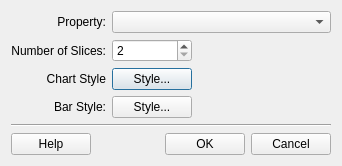
This is src/terralib/qt/widgets/charts/ui/histogramCreatorDialog.ui in claudiobogossian/terralib5 as Qt 5 draws it before an edit. The edited form follows.
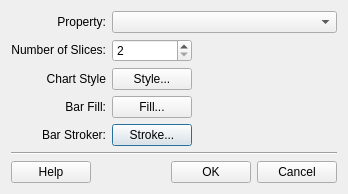
This is the edited form.

Patch:
```diff
--- a/src/terralib/qt/widgets/charts/ui/histogramCreatorDialog.ui
+++ b/src/terralib/qt/widgets/charts/ui/histogramCreatorDialog.ui
@@ -6,8 +6,8 @@
    <rect>
     <x>0</x>
     <y>0</y>
-    <width>335</width>
-    <height>170</height>
+    <width>341</width>
+    <height>197</height>
    </rect>
   </property>
   <property name="sizePolicy">
@@ -19,15 +19,11 @@
   <property name="windowTitle">
    <string>Histogram</string>
   </property>
-  <layout class="QGridLayout" name="gridLayout_5">
+  <layout class="QGridLayout" name="gridLayout_4">
    <property name="sizeConstraint">
     <enum>QLayout::SetFixedSize</enum>
    </property>
    <item row="0" column="0">
-    <layout class="QGridLayout" name="gridLayout_4">
-     <item row="0" column="0">
-      <layout class="QGridLayout" name="gridLayout_3">
-       <item row="0" column="0">
         <layout class="QGridLayout" name="gridLayout">
          <item row="0" column="0">
           <widget class="QLabel" name="propertyLabel">
@@ -86,7 +82,23 @@
             </size>
            </property>
            <property name="text">
-            <string>Bar Style:</string>
+        <string>Bar Fill:</string>
+       </property>
+       <property name="alignment">
+        <set>Qt::AlignRight|Qt::AlignTrailing|Qt::AlignVCenter</set>
+       </property>
+      </widget>
+     </item>
+     <item row="4" column="0">
+      <widget class="QLabel" name="barStrokeLabel">
+       <property name="maximumSize">
+        <size>
+         <width>100</width>
+         <height>16777215</height>
+        </size>
+       </property>
+       <property name="text">
+        <string>Bar Stroker:</string>
            </property>
            <property name="alignment">
             <set>Qt::AlignRight|Qt::AlignTrailing|Qt::AlignVCenter</set>
@@ -97,83 +109,101 @@
        </item>
        <item row="0" column="1">
         <layout class="QGridLayout" name="gridLayout_2">
-         <item row="0" column="0" colspan="2">
+     <item row="1" column="2">
+      <spacer name="horizontalSpacer_2">
+       <property name="orientation">
+        <enum>Qt::Horizontal</enum>
+       </property>
+       <property name="sizeHint" stdset="0">
+        <size>
+         <width>40</width>
+         <height>20</height>
+        </size>
+       </property>
+      </spacer>
+     </item>
+     <item row="4" column="0" colspan="2">
+      <widget class="QPushButton" name="m_strokePushButton">
+       <property name="text">
+        <string>Stroke...</string>
+       </property>
+      </widget>
+     </item>
+     <item row="2" column="2">
+      <spacer name="horizontalSpacer_3">
+       <property name="orientation">
+        <enum>Qt::Horizontal</enum>
+       </property>
+       <property name="sizeHint" stdset="0">
+        <size>
+         <width>40</width>
+         <height>20</height>
+        </size>
+       </property>
+      </spacer>
+     </item>
+     <item row="4" column="2">
+      <spacer name="horizontalSpacer_4">
+       <property name="orientation">
+        <enum>Qt::Horizontal</enum>
+       </property>
+       <property name="sizeHint" stdset="0">
+        <size>
+         <width>40</width>
+         <height>20</height>
+        </size>
+       </property>
+      </spacer>
+     </item>
+     <item row="3" column="2">
+      <spacer name="horizontalSpacer_5">
+       <property name="orientation">
+        <enum>Qt::Horizontal</enum>
+       </property>
+       <property name="sizeHint" stdset="0">
+        <size>
+         <width>40</width>
+         <height>20</height>
+        </size>
+       </property>
+      </spacer>
+     </item>
+     <item row="0" column="0" colspan="3">
           <widget class="QComboBox" name="m_propertyComboBox">
            <property name="sizePolicy">
-            <sizepolicy hsizetype="Preferred" vsizetype="Fixed">
+        <sizepolicy hsizetype="Expanding" vsizetype="Fixed">
              <horstretch>0</horstretch>
              <verstretch>0</verstretch>
             </sizepolicy>
            </property>
           </widget>
          </item>
-         <item row="1" column="0">
+     <item row="3" column="0" colspan="2">
+      <widget class="QPushButton" name="m_fillPushButton">
+       <property name="text">
+        <string>Fill...</string>
+       </property>
+      </widget>
+     </item>
+     <item row="2" column="0" colspan="2">
+      <widget class="QPushButton" name="m_stylePushButton">
+       <property name="text">
+        <string>Style...</string>
+       </property>
+      </widget>
+     </item>
+     <item row="1" column="0" colspan="2">
           <widget class="QSpinBox" name="m_slicesSpinBox">
            <property name="minimum">
             <number>2</number>
            </property>
           </widget>
          </item>
-         <item row="1" column="1">
-          <spacer name="horizontalSpacer_2">
-           <property name="orientation">
-            <enum>Qt::Horizontal</enum>
-           </property>
-           <property name="sizeHint" stdset="0">
-            <size>
-             <width>40</width>
-             <height>20</height>
-            </size>
-           </property>
-          </spacer>
-         </item>
-         <item row="2" column="0">
-          <widget class="QPushButton" name="m_stylePushButton">
-           <property name="text">
-            <string>Style...</string>
-           </property>
-          </widget>
-         </item>
-         <item row="2" column="1">
-          <spacer name="horizontalSpacer_3">
-           <property name="orientation">
-            <enum>Qt::Horizontal</enum>
-           </property>
-           <property name="sizeHint" stdset="0">
-            <size>
-             <width>40</width>
-             <height>20</height>
-            </size>
-           </property>
-          </spacer>
-         </item>
-         <item row="3" column="0">
-          <widget class="QPushButton" name="m_barStylePushButton">
-           <property name="text">
-            <string>Style...</string>
-           </property>
-          </widget>
-         </item>
-         <item row="3" column="1">
-          <spacer name="horizontalSpacer_4">
-           <property name="orientation">
-            <enum>Qt::Horizontal</enum>
-           </property>
-           <property name="sizeHint" stdset="0">
-            <size>
-             <width>40</width>
-             <height>20</height>
-            </size>
-           </property>
-          </spacer>
-         </item>
-        </layout>
-       </item>
-      </layout>
-     </item>
-     <item row="1" column="0">
-      <layout class="QVBoxLayout" name="verticalLayout_2">
-       <item>
+    </layout>
+   </item>
+   <item row="1" column="0" colspan="2">
+    <layout class="QGridLayout" name="gridLayout_3">
+     <item row="0" column="0" colspan="4">
         <widget class="Line" name="line">
          <property name="sizePolicy">
           <sizepolicy hsizetype="Expanding" vsizetype="Fixed">
@@ -186,16 +216,14 @@
          </property>
         </widget>
        </item>
-       <item>
-        <layout class="QHBoxLayout" name="horizontalLayout">
-         <item>
+     <item row="1" column="0">
           <widget class="QPushButton" name="m_helpPushButton">
            <property name="text">
             <string>Help</string>
            </property>
           </widget>
          </item>
-         <item>
+     <item row="1" column="1">
           <spacer name="horizontalSpacer">
            <property name="orientation">
             <enum>Qt::Horizontal</enum>
@@ -208,14 +236,14 @@
            </property>
           </spacer>
          </item>
-         <item>
+     <item row="1" column="2">
           <widget class="QPushButton" name="m_okPushButton">
            <property name="text">
             <string>OK</string>
            </property>
           </widget>
          </item>
-         <item>
+     <item row="1" column="3">
           <widget class="QPushButton" name="m_cancelPushButton">
            <property name="text">
             <string>Cancel</string>
@@ -225,10 +253,6 @@
         </layout>
        </item>
       </layout>
-     </item>
-    </layout>
-   </item>
-  </layout>
  </widget>
  <resources/>
  <connections/>
```
Left out of the diff: 21 changed lines with no effect on the pictures. Lines whose indentation alone changed are shown as unchanged.
